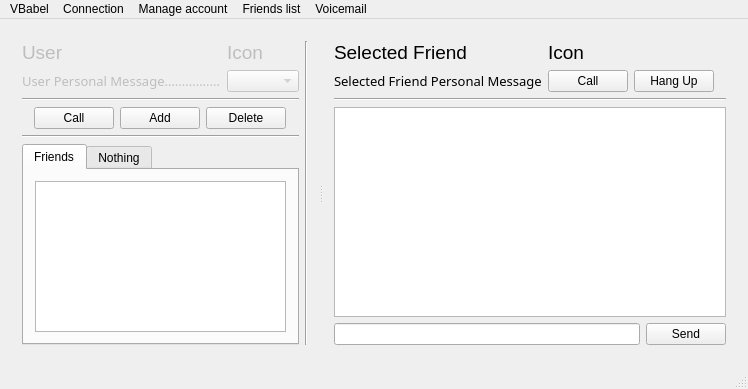
This is Client/ClientV2/NewBabelClient/Graphic.ui in AGuismo/V-and-Co-Babel as Qt 5 draws it before an edit. The edited form follows.
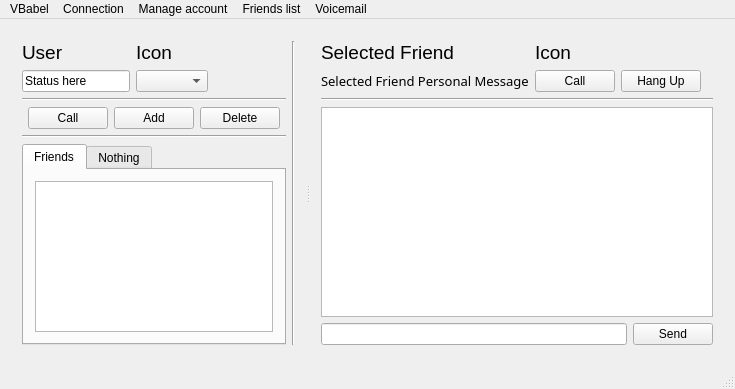
This is the edited form. Custom widgets are drawn as their Qt base class.

Patch:
```diff
--- a/Client/ClientV2/NewBabelClient/Graphic.ui
+++ b/Client/ClientV2/NewBabelClient/Graphic.ui
@@ -6,7 +6,7 @@
    <rect>
     <x>0</x>
     <y>0</y>
-    <width>628</width>
+    <width>670</width>
     <height>389</height>
    </rect>
   </property>
@@ -30,26 +30,52 @@
           <property name="sizeConstraint">
            <enum>QLayout::SetDefaultConstraint</enum>
           </property>
-          <item row="1" column="0">
-           <widget class="QLabel" name="label_2">
+          <item row="0" column="3">
+           <spacer name="horizontalSpacer">
+            <property name="orientation">
+             <enum>Qt::Horizontal</enum>
+            </property>
+            <property name="sizeHint" stdset="0">
+             <size>
+              <width>40</width>
+              <height>20</height>
+             </size>
+            </property>
+           </spacer>
+          </item>
+          <item row="1" column="2">
+           <widget class="QComboBox" name="statusComboBox">
             <property name="enabled">
-             <bool>false</bool>
+             <bool>true</bool>
+            </property>
+           </widget>
+          </item>
+          <item row="0" column="2">
+           <widget class="QLabel" name="label_4">
+            <property name="enabled">
+             <bool>true</bool>
             </property>
             <property name="font">
              <font>
-              <family>MS PGothic</family>
-              <pointsize>10</pointsize>
+              <pointsize>14</pointsize>
              </font>
             </property>
             <property name="text">
-             <string>User Personal Message................</string>
+             <string>Icon</string>
             </property>
            </widget>
           </item>
-          <item row="0" column="0">
+          <item row="1" column="1">
+           <widget class="QLineEdit" name="statusLineEdit">
+            <property name="text">
+             <string>Status here</string>
+            </property>
+           </widget>
+          </item>
+          <item row="0" column="1">
            <widget class="QLabel" name="label_3">
             <property name="enabled">
-             <bool>false</bool>
+             <bool>true</bool>
             </property>
             <property name="sizePolicy">
              <sizepolicy hsizetype="Preferred" vsizetype="Fixed">
@@ -67,41 +93,6 @@
             </property>
            </widget>
           </item>
-          <item row="0" column="2">
-           <spacer name="horizontalSpacer">
-            <property name="orientation">
-             <enum>Qt::Horizontal</enum>
-            </property>
-            <property name="sizeHint" stdset="0">
-             <size>
-              <width>40</width>
-              <height>20</height>
-             </size>
-            </property>
-           </spacer>
-          </item>
-          <item row="1" column="1">
-           <widget class="QComboBox" name="comboBox_2">
-            <property name="enabled">
-             <bool>false</bool>
-            </property>
-           </widget>
-          </item>
-          <item row="0" column="1">
-           <widget class="QLabel" name="label_4">
-            <property name="enabled">
-             <bool>false</bool>
-            </property>
-            <property name="font">
-             <font>
-              <pointsize>14</pointsize>
-             </font>
-            </property>
-            <property name="text">
-             <string>Icon</string>
-            </property>
-           </widget>
-          </item>
          </layout>
         </item>
         <item row="2" column="0">
@@ -348,7 +339,7 @@
     <rect>
      <x>0</x>
      <y>0</y>
-     <width>628</width>
+     <width>670</width>
      <height>21</height>
     </rect>
    </property>
```
